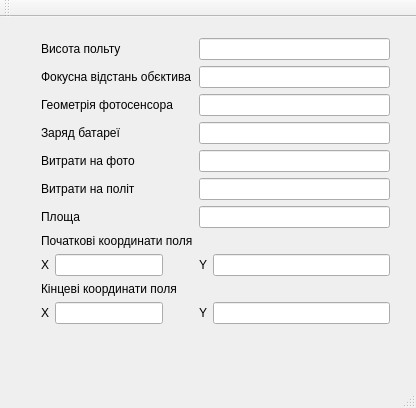
Before: the Qt Designer form mainwindow.ui in Ap3lsin4k/old-Drone-1, drawn with Qt 5.
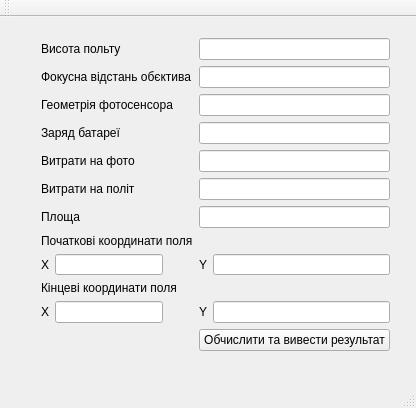
After: the same form once the commit is applied.

Patch:
```diff
--- a/mainwindow.ui
+++ b/mainwindow.ui
@@ -164,6 +164,13 @@
        </property>
       </widget>
      </item>
+     <item row="11" column="1">
+      <widget class="QPushButton" name="pushButton">
+       <property name="text">
+        <string>Обчислити та вивести результат</string>
+       </property>
+      </widget>
+     </item>
     </layout>
    </widget>
   </widget>
```
Left out of the diff: 10 changed lines with no effect on the pictures.
